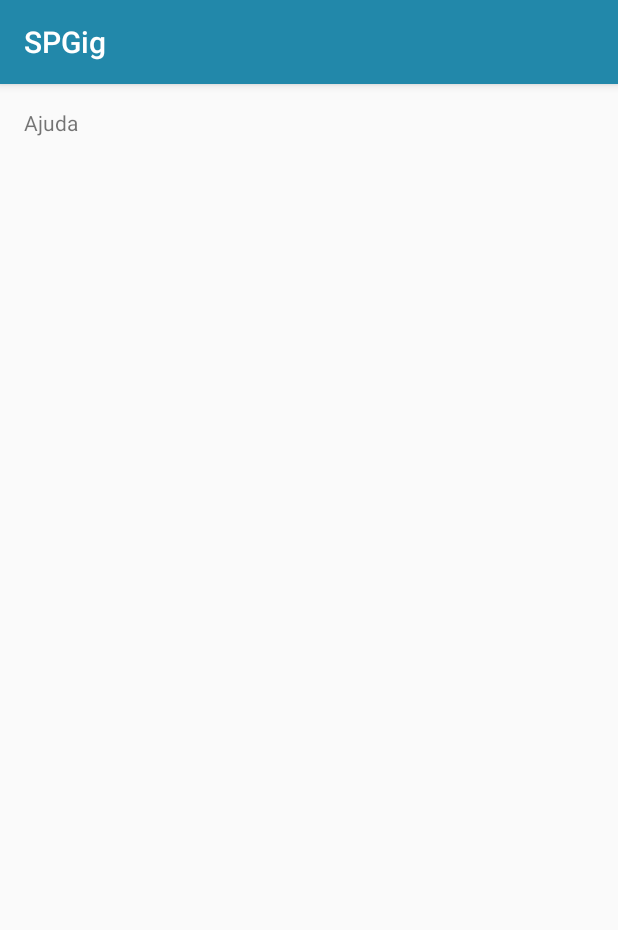
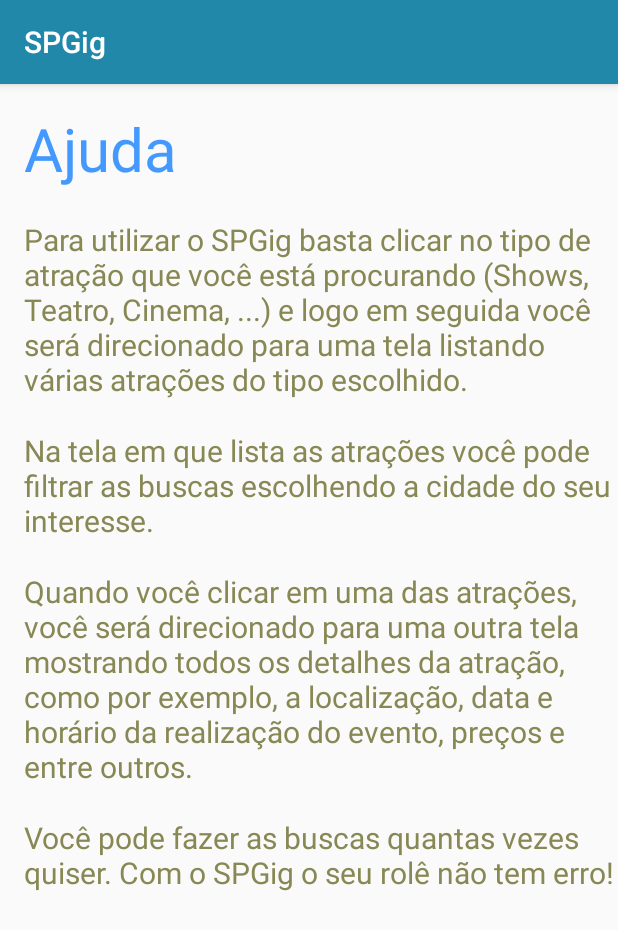
Before and after one commit to isaacpinheiro/SPGig, an Android app: the AjudaActivity screen opened directly, with no data from a screen before it, on a phone screen of 412 x 824 dp. Shown: the top 930 px of the screen. Run offline under Robolectric (Android 15) with nearby library versions, the phone set to English and light mode, and no system bars.

Commit message:
Implementando a AjudaActivity.

```diff
--- a/app/src/main/res/layout/activity_ajuda.xml
+++ b/app/src/main/res/layout/activity_ajuda.xml
@@ -1,4 +1,9 @@
 <?xml version="1.0" encoding="utf-8"?>
+<ScrollView  xmlns:android="http://schemas.android.com/apk/res/android"
+    xmlns:app="http://schemas.android.com/apk/res-auto"
+    xmlns:tools="http://schemas.android.com/tools"
+    android:layout_width="match_parent"
+    android:layout_height="match_parent">
     <androidx.constraintlayout.widget.ConstraintLayout xmlns:android="http://schemas.android.com/apk/res/android"
         xmlns:app="http://schemas.android.com/apk/res-auto"
         xmlns:tools="http://schemas.android.com/tools"
@@ -7,13 +12,78 @@
         tools:context=".AjudaActivity">
 
         <TextView
-        android:id="@+id/textView3"
+            android:id="@+id/ajuda_titulo_tview"
             android:layout_width="wrap_content"
             android:layout_height="wrap_content"
             android:layout_marginStart="16dp"
             android:layout_marginLeft="16dp"
             android:layout_marginTop="16dp"
-        android:text="Ajuda"
+            android:text="@string/main_menu_ajuda"
+            android:textSize="40sp"
+            android:textColor="@color/cor_titulo"
             app:layout_constraintStart_toStartOf="parent"
             app:layout_constraintTop_toTopOf="parent" />
+
+        <TextView
+            android:id="@+id/ajuda_texto_tview"
+            android:layout_width="match_parent"
+            android:layout_height="wrap_content"
+            android:layout_marginStart="16dp"
+            android:layout_marginLeft="16dp"
+            android:layout_marginTop="20dp"
+            android:text="@string/ajuda_texto_tview"
+            android:textSize="20sp"
+            android:textColor="@color/cor_texto"
+            app:layout_constraintStart_toStartOf="parent"
+            app:layout_constraintTop_toBottomOf="@+id/ajuda_titulo_tview" />
+
+        <TextView
+            android:id="@+id/ajuda_texto_tview2"
+            android:layout_width="match_parent"
+            android:layout_height="wrap_content"
+            android:layout_marginStart="16dp"
+            android:layout_marginLeft="16dp"
+            android:layout_marginTop="20dp"
+            android:text="@string/ajuda_texto_tview2"
+            android:textSize="20sp"
+            android:textColor="@color/cor_texto"
+            app:layout_constraintStart_toStartOf="parent"
+            app:layout_constraintTop_toBottomOf="@+id/ajuda_texto_tview" />
+
+        <TextView
+            android:id="@+id/ajuda_texto_tview3"
+            android:layout_width="match_parent"
+            android:layout_height="wrap_content"
+            android:layout_marginStart="16dp"
+            android:layout_marginLeft="16dp"
+            android:layout_marginTop="20dp"
+            android:text="@string/ajuda_texto_tview3"
+            android:textSize="20sp"
+            android:textColor="@color/cor_texto"
+            app:layout_constraintStart_toStartOf="parent"
+            app:layout_constraintTop_toBottomOf="@+id/ajuda_texto_tview2" />
+
+        <TextView
+            android:id="@+id/ajuda_texto_tview4"
+            android:layout_width="match_parent"
+            android:layout_height="wrap_content"
+            android:layout_marginStart="16dp"
+            android:layout_marginLeft="16dp"
+            android:layout_marginTop="20dp"
+            android:text="@string/ajuda_texto_tview4"
+            android:textSize="20sp"
+            android:textColor="@color/cor_texto"
+            app:layout_constraintStart_toStartOf="parent"
+            app:layout_constraintTop_toBottomOf="@+id/ajuda_texto_tview3" />
+
+        <TextView
+            android:id="@+id/ajuda_margin_textView"
+            android:layout_width="wrap_content"
+            android:layout_height="wrap_content"
+            android:layout_marginStart="16dp"
+            android:layout_marginLeft="16dp"
+            android:layout_marginTop="28dp"
+            app:layout_constraintStart_toStartOf="parent"
+            app:layout_constraintTop_toBottomOf="@+id/ajuda_texto_tview4" />
     </androidx.constraintlayout.widget.ConstraintLayout>
+</ScrollView>
--- a/app/src/main/res/layout/activity_sobre.xml
+++ b/app/src/main/res/layout/activity_sobre.xml
@@ -76,7 +76,7 @@
             app:layout_constraintTop_toBottomOf="@+id/sobre_texto_tview3" />
 
         <TextView
-            android:id="@+id/textView2"
+            android:id="@+id/sobre_margin_textView"
             android:layout_width="wrap_content"
             android:layout_height="wrap_content"
             android:layout_marginStart="16dp"
--- a/app/src/main/res/values/strings.xml
+++ b/app/src/main/res/values/strings.xml
@@ -25,4 +25,25 @@
         Desenvolvido por Isaac Pinheiro.
     </string>
 
+    <string name="ajuda_texto_tview">
+        Para utilizar o SPGig basta clicar no tipo de atração que você está procurando (Shows,
+        Teatro, Cinema, ...) e logo em seguida você será direcionado para uma tela listando várias
+        atrações do tipo escolhido.
+    </string>
+
+    <string name="ajuda_texto_tview2">
+        Na tela em que lista as atrações você pode filtrar as buscas escolhendo a cidade do seu
+        interesse.
+    </string>
+
+    <string name="ajuda_texto_tview3">
+        Quando você clicar em uma das atrações, você será direcionado para uma outra tela
+        mostrando todos os detalhes da atração, como por exemplo, a localização, data e horário
+        da realização do evento, preços e entre outros.
+    </string>
+
+    <string name="ajuda_texto_tview4">
+        Você pode fazer as buscas quantas vezes quiser. Com o SPGig o seu rolê não tem erro!
+    </string>
+
 </resources>
```
Lines whose indentation alone changed are shown as unchanged.
